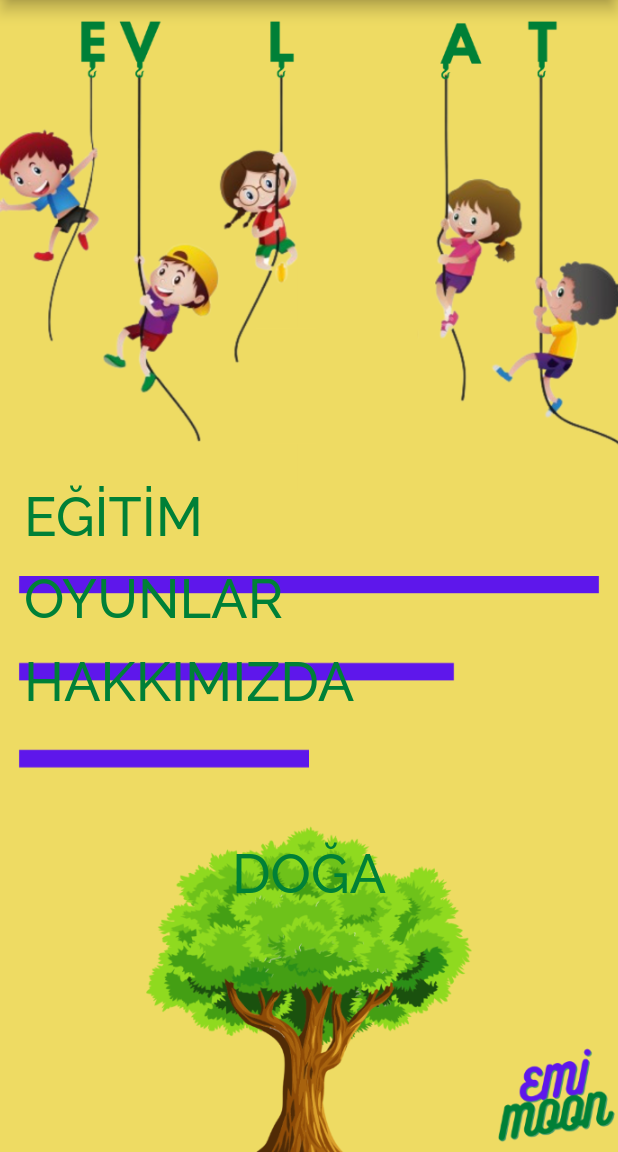
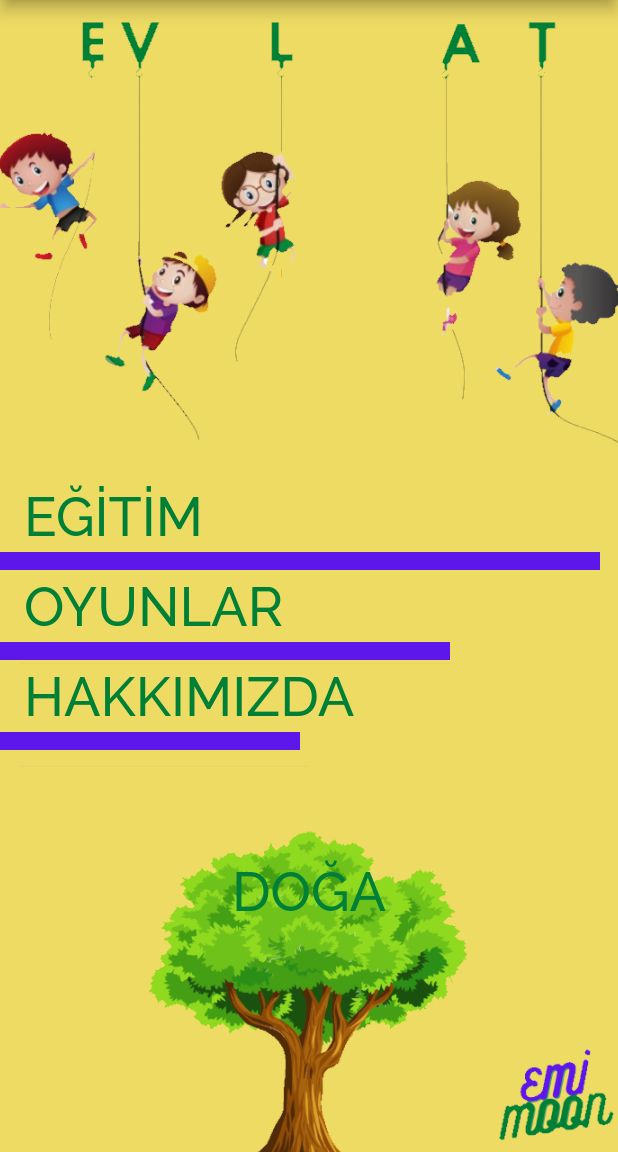
Before and after one commit to DSC-Turkey/Flutter_Hackathon_EMI_MOON_Evlat_Projesi, a Flutter app: the screen it shows after launch, on a phone screen of 412 x 824 dp, the part 84-1236 px from its top. Run offline on Flutter 3.47's test engine with Material 2 defaults, Android fonts, the phone set to English and light mode, and no system bars; our stand-ins replace expandable, font_awesome_flutter.

Commit message:
Main Page Tasarımı düzeltildi/07.02.2021/18.01

```diff
--- a/lib/screens/main_page.dart
+++ b/lib/screens/main_page.dart
@@ -28,13 +28,16 @@ class MainPage extends StatelessWidget {
                 MaterialPageRoute(builder: (context) => EgitimPage()),
               );
             },
+            child: Text('EĞİTİM', style: kMainPageButtonTextStyle),
+          ),
+          Container(
+            height: 12,
+            width: 400,
+            color: kPurpleColor,
             child: Text(
-              'EĞİTİM',
-              style: kMainPageButtonTextStyle
+              '',
+              style: TextStyle(fontSize: 5),
             ),
-          ),
-          SizedBox(
-            height: 7,
           ),
           FlatButton(
             onPressed: () {
@@ -43,13 +46,16 @@ class MainPage extends StatelessWidget {
                 MaterialPageRoute(builder: (context) => OyunlarPage()),
               );
             },
+            child: Text('OYUNLAR', style: kMainPageButtonTextStyle),
+          ),
+          Container(
+            height: 12,
+            width: 300,
+            color: kPurpleColor,
             child: Text(
-              'OYUNLAR',
-              style: kMainPageButtonTextStyle
+              '',
+              style: TextStyle(fontSize: 5),
             ),
-          ),
-          SizedBox(
-            height: 7,
           ),
           FlatButton(
             onPressed: () {
@@ -58,13 +64,19 @@ class MainPage extends StatelessWidget {
                 MaterialPageRoute(builder: (context) => HakkimizdaPage()),
               );
             },
+            child: Text('HAKKIMIZDA', style: kMainPageButtonTextStyle),
+          ),
+          Container(
+            height: 12,
+            width: 200,
+            color: kPurpleColor,
             child: Text(
-              'HAKKIMIZDA',
-              style: kMainPageButtonTextStyle
+              '',
+              style: TextStyle(fontSize: 5),
             ),
           ),
           SizedBox(
-            height: 80,
+            height: 70,
           ),
           FlatButton(
             onPressed: () {
```
Also changed, not shown: images/main_page_background.png.
